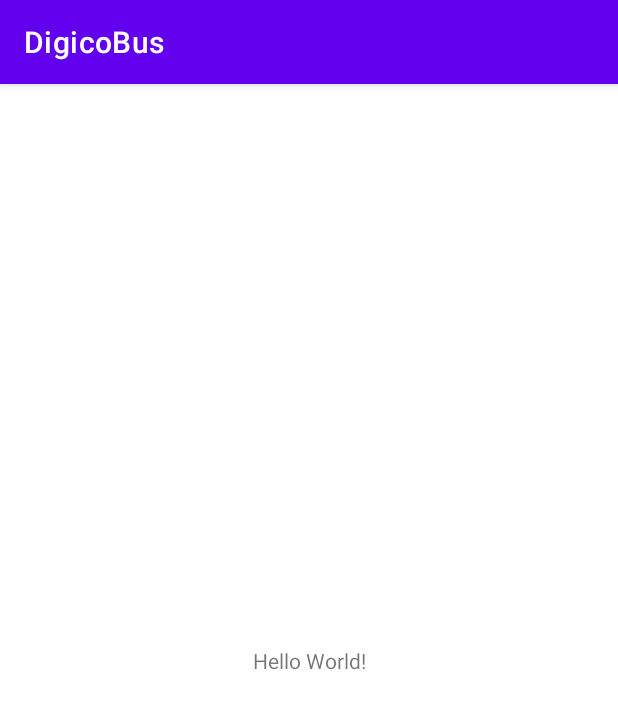
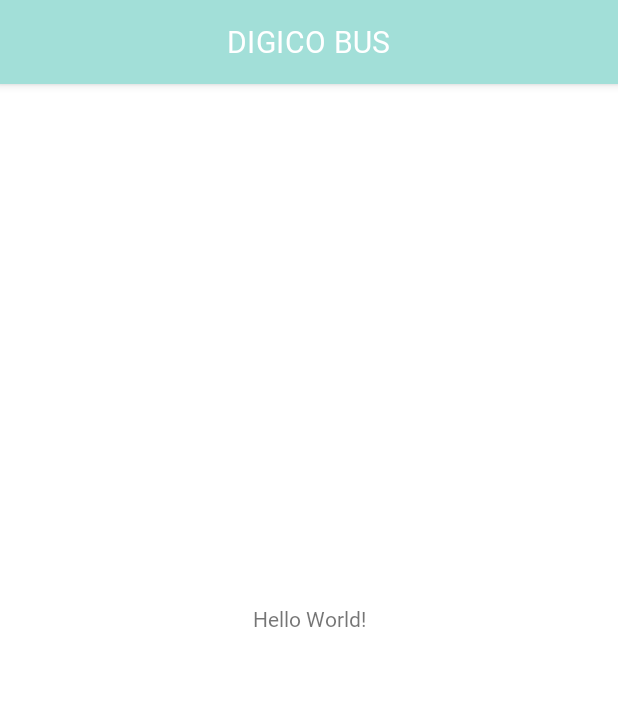
Before and after one commit to HalloKity/DIGICO_Bus, an Android app: the screen it shows after launch (MainActivity), on a phone screen of 412 x 824 dp. Shown: the top 709 px of the screen. Run offline under Robolectric (Android 15) with nearby library versions, the phone set to English and light mode, and no system bars.

Commit message:
[HJ] feat : 글씨체 및 전체 테마 설정
1. Noto Sans KR로 글씨체 통일
2. 메인 컬러 mint로 테마 설정

```diff
--- a/DigicoBus/app/src/main/res/layout/activity_main.xml
+++ b/DigicoBus/app/src/main/res/layout/activity_main.xml
@@ -5,6 +5,20 @@
     android:layout_width="match_parent"
     android:layout_height="match_parent"
     tools:context=".MainActivity">
+
+    <com.google.android.material.appbar.MaterialToolbar
+        android:id="@+id/app_actionbar"
+        android:layout_width="match_parent"
+        android:layout_height="wrap_content"
+        android:background="?attr/colorPrimary"
+        android:theme="?attr/actionBarTheme"
+        app:title="DIGICO BUS"
+        app:titleCentered="true"
+        app:titleTextColor="@color/white"
+        android:elevation="4dp"
+        app:layout_constraintStart_toStartOf="parent"
+        app:layout_constraintTop_toTopOf="parent">
+    </com.google.android.material.appbar.MaterialToolbar>
 
     <TextView
         android:layout_width="wrap_content"
--- a/DigicoBus/app/src/main/res/values-night/themes.xml
+++ b/DigicoBus/app/src/main/res/values-night/themes.xml
@@ -2,15 +2,15 @@
     <!-- Base application theme. -->
     <style name="Theme.DigicoBus" parent="Theme.MaterialComponents.DayNight.DarkActionBar">
         <!-- Primary brand color. -->
-        <item name="colorPrimary">@color/purple_200</item>
-        <item name="colorPrimaryVariant">@color/purple_700</item>
+        <item name="colorPrimary">@color/mint</item>
+        <item name="colorPrimaryVariant">@color/black</item>
         <item name="colorOnPrimary">@color/black</item>
         <!-- Secondary brand color. -->
-        <item name="colorSecondary">@color/teal_200</item>
-        <item name="colorSecondaryVariant">@color/teal_200</item>
-        <item name="colorOnSecondary">@color/black</item>
+        <item name="colorSecondary">@color/mint_dark</item>
+        <item name="colorSecondaryVariant">@color/white</item>
+        <item name="colorOnSecondary">@color/gray_disabled</item>
         <!-- Status bar color. -->
-        <item name="android:statusBarColor">?attr/colorPrimaryVariant</item>
+        <item name="android:statusBarColor">?attr/colorPrimary</item>
         <!-- Customize your theme here. -->
     </style>
 </resources>
--- a/DigicoBus/app/src/main/res/values/colors.xml
+++ b/DigicoBus/app/src/main/res/values/colors.xml
@@ -1,10 +1,12 @@
 <?xml version="1.0" encoding="utf-8"?>
 <resources>
-    <color name="purple_200">#FFBB86FC</color>
-    <color name="purple_500">#FF6200EE</color>
-    <color name="purple_700">#FF3700B3</color>
-    <color name="teal_200">#FF03DAC5</color>
-    <color name="teal_700">#FF018786</color>
-    <color name="black">#FF000000</color>
+    <color name="mint">#FFA2DFD8</color>
+    <color name="red">#ffE50019</color>
+    <color name="gray_70">#b3AAAAAA</color>
+    <color name="gray_100">#ffC3C3C3</color>
+    <color name="mint_dark">#ff94D1CA</color>
+    <color name="gray_disabled">#ffD9D9D9</color>
     <color name="white">#FFFFFFFF</color>
+    <color name="mint_check">#ff46C3C0</color>
+    <color name="black">#ffffffff</color>
 </resources>
--- /dev/null
+++ b/DigicoBus/app/src/main/res/values/font_style.xml
@@ -0,0 +1,6 @@
+<?xml version="1.0" encoding="utf-8"?>
+<resources>
+    <style name="customTextViewFontStyle" parent="@android:style/Widget.DeviceDefault.TextView">
+        <item name="android:fontFamily">@font/noto_sans_kr_medium</item>
+    </style>
+</resources>
--- a/DigicoBus/app/src/main/res/values/strings.xml
+++ b/DigicoBus/app/src/main/res/values/strings.xml
@@ -1,3 +1,3 @@
 <resources>
-    <string name="app_name">DigicoBus</string>
+    <string name="app_name">DIGICO BUS</string>
 </resources>
--- a/DigicoBus/app/src/main/res/values/themes.xml
+++ b/DigicoBus/app/src/main/res/values/themes.xml
@@ -1,16 +1,18 @@
 <resources xmlns:tools="http://schemas.android.com/tools">
     <!-- Base application theme. -->
-    <style name="Theme.DigicoBus" parent="Theme.MaterialComponents.DayNight.DarkActionBar">
+    <style name="Theme.DigicoBus" parent="Theme.MaterialComponents.DayNight.NoActionBar">
+        <item name="titleCentered">true</item>
         <!-- Primary brand color. -->
-        <item name="colorPrimary">@color/purple_500</item>
-        <item name="colorPrimaryVariant">@color/purple_700</item>
+        <item name="colorPrimary">@color/mint</item>
+        <item name="colorPrimaryVariant">@color/black</item>
         <item name="colorOnPrimary">@color/white</item>
         <!-- Secondary brand color. -->
-        <item name="colorSecondary">@color/teal_200</item>
-        <item name="colorSecondaryVariant">@color/teal_700</item>
-        <item name="colorOnSecondary">@color/black</item>
+        <item name="colorSecondary">@color/mint_dark</item>
+        <item name="colorSecondaryVariant">@color/white</item>
+        <item name="colorOnSecondary">@color/gray_disabled</item>
         <!-- Status bar color. -->
-        <item name="android:statusBarColor">?attr/colorPrimaryVariant</item>
+        <item name="android:statusBarColor">?attr/colorPrimary</item>
         <!-- Customize your theme here. -->
+        <item name="android:textViewStyle">@style/customTextViewFontStyle</item>
     </style>
 </resources>
```
Also changed, not shown: DigicoBus/app/src/main/res/font/font.xml (added, +28 -0 lines), 6 other files.
